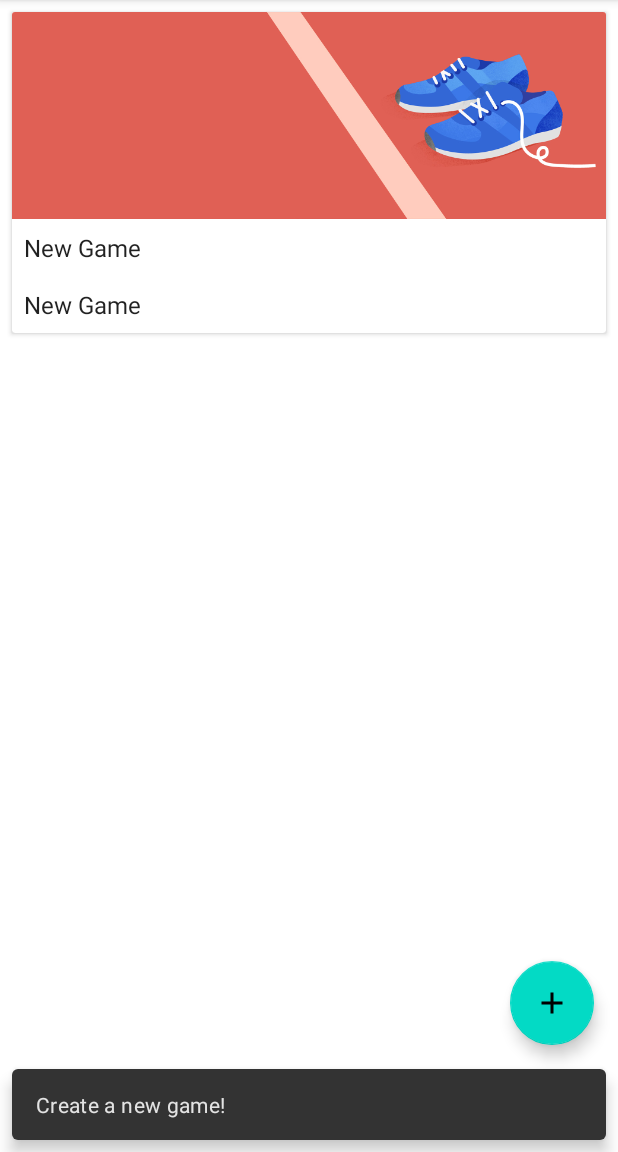
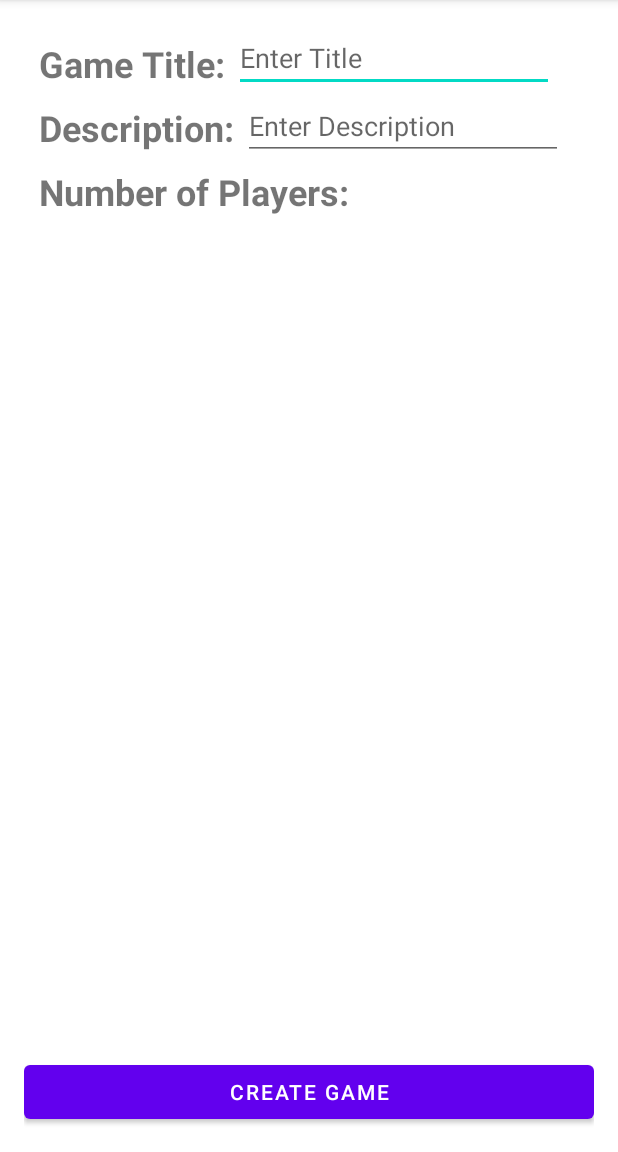
Before and after one commit to SaltyPineapple/Scorebook, an Android app: the screen it shows after launch (MainActivity before the commit, NewGameActivity after it), after a tap on "New Game", on a phone screen of 412 x 824 dp, the part 84-1236 px from its top. Run offline under Robolectric (Android 15) with nearby library versions, the phone set to English and light mode, and no system bars.

Commit message:
Created second intent for new game

```diff
--- a/app/src/main/AndroidManifest.xml
+++ b/app/src/main/AndroidManifest.xml
@@ -10,6 +10,9 @@
         android:supportsRtl="true"
         android:theme="@style/Theme.Scorebook">
         <activity
+            android:name=".NewGameActivity"
+            android:exported="false" />
+        <activity
             android:name=".MainActivity"
             android:exported="true">
             <intent-filter>
--- a/app/src/main/java/com/example/scorebook/MainActivity.java
+++ b/app/src/main/java/com/example/scorebook/MainActivity.java
@@ -4,6 +4,7 @@ import androidx.appcompat.app.AppCompatActivity;
 import androidx.recyclerview.widget.LinearLayoutManager;
 import androidx.recyclerview.widget.RecyclerView;
 
+import android.content.Intent;
 import android.content.res.TypedArray;
 import android.os.Bundle;
 import android.view.View;
@@ -16,9 +17,13 @@ import java.util.Random;
 
 public class MainActivity extends AppCompatActivity {
 
+    private static final int NEW_GAME_REQUEST = 1;
+
     private RecyclerView mRecyclerView;
     private ArrayList<CardGame> mGames;
     private GameAdapter mAdapter;
+
+
 
     @Override
     protected void onCreate(Bundle savedInstanceState) {
@@ -45,21 +50,36 @@ public class MainActivity extends AppCompatActivity {
         fab.setOnClickListener(new View.OnClickListener() {
             @Override
             public void onClick(View v) {
-                initializeData();
+                newGame();
                 Snackbar.make(v, "Create a new game!", Snackbar.LENGTH_SHORT).setAction("Action", null).show();
             }
         });
     }
 
-    private void initializeData() {
-        TypedArray gameImageResource = getResources().obtainTypedArray(R.array.game_images);
+    private void newGame() {
+        // pull up new activity and return data from it
 
-        Random rand = new Random();
-
-        mGames.add(new CardGame("New Game", "New Game", 4, gameImageResource.getResourceId(rand.nextInt(10), 0)));
-        gameImageResource.recycle();
-
-        mAdapter.notifyDataSetChanged();
+        Intent intent = new Intent(this, NewGameActivity.class);
+        startActivityForResult(intent,NEW_GAME_REQUEST);
 
     }
+
+    @Override
+    public void onActivityResult(int requestCode, int resultCode, Intent data){
+        super.onActivityResult(requestCode, resultCode, data);
+        if(requestCode == NEW_GAME_REQUEST){
+            if(resultCode == RESULT_OK){
+                String newGameTitle = data.getStringExtra(NewGameActivity.Extra_GameTitle);
+                String newGameDesc = data.getStringExtra(NewGameActivity.Extra_GameDesc);
+
+                TypedArray gameImageResource = getResources().obtainTypedArray(R.array.game_images);
+                Random rand = new Random();
+
+                mGames.add(new CardGame(newGameTitle, newGameDesc, 4, gameImageResource.getResourceId(rand.nextInt(10), 0)));
+                gameImageResource.recycle();
+
+                mAdapter.notifyDataSetChanged();
+            }
+        }
+    }
 }
--- /dev/null
+++ b/app/src/main/java/com/example/scorebook/NewGameActivity.java
@@ -0,0 +1,42 @@
+package com.example.scorebook;
+
+import androidx.appcompat.app.AppCompatActivity;
+
+import android.content.Intent;
+import android.os.Bundle;
+import android.view.View;
+import android.widget.EditText;
+
+public class NewGameActivity extends AppCompatActivity {
+
+    public static final String Extra_GameTitle = "NewGameActivity.Extra_GameTitle";
+    public static final String Extra_GameDesc = "NewGameActivity.Extra_GameDesc";
+
+    public EditText et_newGame_title;
+    public EditText et_newGame_desc;
+
+
+    @Override
+    protected void onCreate(Bundle savedInstanceState) {
+        super.onCreate(savedInstanceState);
+        setContentView(R.layout.activity_new_game);
+
+        et_newGame_title = findViewById(R.id.et_newGame_gameTitle);
+        et_newGame_desc = findViewById(R.id.et_newGame_gameDesc);
+
+
+
+    }
+
+    public void createGame(View view){
+        String title = et_newGame_title.getText().toString();
+        String desc = et_newGame_desc.getText().toString();
+
+        Intent createGameIntent = new Intent();
+        createGameIntent.putExtra(Extra_GameTitle, title);
+        createGameIntent.putExtra(Extra_GameDesc, desc);
+        setResult(RESULT_OK, createGameIntent);
+        finish();
+
+    }
+}
--- /dev/null
+++ b/app/src/main/res/layout/activity_new_game.xml
@@ -0,0 +1,82 @@
+<?xml version="1.0" encoding="utf-8"?>
+<androidx.constraintlayout.widget.ConstraintLayout xmlns:android="http://schemas.android.com/apk/res/android"
+    xmlns:app="http://schemas.android.com/apk/res-auto"
+    xmlns:tools="http://schemas.android.com/tools"
+    android:layout_width="match_parent"
+    android:layout_height="match_parent"
+    tools:context=".NewGameActivity"
+    android:padding="16dp">
+
+
+    <TextView
+        android:id="@+id/tv_newGame_gameTitle"
+        android:layout_width="wrap_content"
+        android:layout_height="wrap_content"
+        app:layout_constraintTop_toTopOf="parent"
+        app:layout_constraintStart_toStartOf="parent"
+        android:text="Game Title: "
+        style="@style/NewGameWords"
+        />
+
+    <EditText
+        android:id="@+id/et_newGame_gameTitle"
+        android:layout_width="wrap_content"
+        android:layout_height="wrap_content"
+        app:layout_constraintStart_toEndOf="@+id/tv_newGame_gameTitle"
+        app:layout_constraintTop_toTopOf="parent"
+        android:ems="10"
+        android:hint="Enter Title"
+        />
+
+    <TextView
+        android:id="@+id/tv_newGame_gameDesc"
+        android:layout_width="wrap_content"
+        android:layout_height="wrap_content"
+        app:layout_constraintStart_toStartOf="parent"
+        app:layout_constraintTop_toBottomOf="@+id/tv_newGame_gameTitle"
+        style="@style/NewGameWords"
+        android:text="Description: "
+        />
+
+    <MultiAutoCompleteTextView
+        android:id="@+id/et_newGame_gameDesc"
+        android:layout_width="wrap_content"
+        android:layout_height="wrap_content"
+        app:layout_constraintTop_toBottomOf="@+id/et_newGame_gameTitle"
+        app:layout_constraintStart_toEndOf="@+id/tv_newGame_gameDesc"
+        android:ems="10"
+        android:hint="Enter Description"
+        android:inputType="textMultiLine"
+        />
+
+    <TextView
+        android:id="@+id/tv_newGame_Players"
+        android:layout_width="wrap_content"
+        android:layout_height="wrap_content"
+        app:layout_constraintStart_toStartOf="parent"
+        app:layout_constraintTop_toBottomOf="@+id/tv_newGame_gameDesc"
+        style="@style/NewGameWords"
+        android:text="Number of Players: "
+        />
+
+<!--    <NumberPicker-->
+<!--        android:layout_width="wrap_content"-->
+<!--        android:layout_height="wrap_content"-->
+<!--        app:layout_constraintStart_toEndOf="@+id/tv_newGame_Players"-->
+<!--        app:layout_constraintTop_toBottomOf="@+id/et_newGame_gameDesc"-->
+<!--        -->
+<!--        />-->
+
+
+    <Button
+        android:layout_width="match_parent"
+        android:layout_height="wrap_content"
+        app:layout_constraintStart_toStartOf="parent"
+        app:layout_constraintEnd_toEndOf="parent"
+        app:layout_constraintBottom_toBottomOf="parent"
+
+        android:text="Create Game"
+        android:onClick="createGame"
+        />
+
+</androidx.constraintlayout.widget.ConstraintLayout>
--- a/app/src/main/res/values/themes.xml
+++ b/app/src/main/res/values/themes.xml
@@ -13,4 +13,10 @@
         <item name="android:statusBarColor" tools:targetApi="l">?attr/colorPrimaryVariant</item>
         <!-- Customize your theme here. -->
     </style>
+
+    <style name="NewGameWords">
+        <item name="android:textStyle">bold</item>
+        <item name="android:textSize">24sp</item>
+        <item name="android:layout_margin">10dp</item>
+    </style>
 </resources>
```
